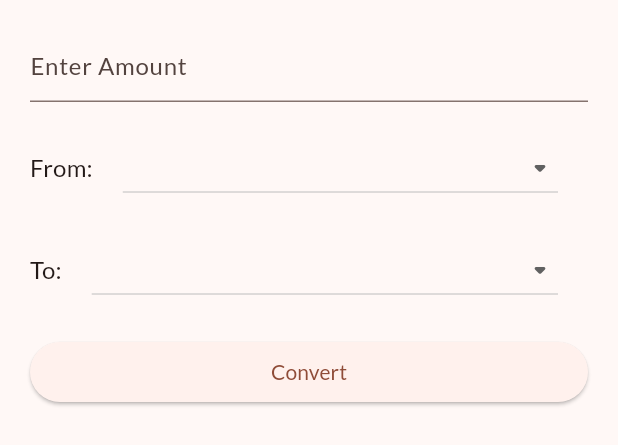
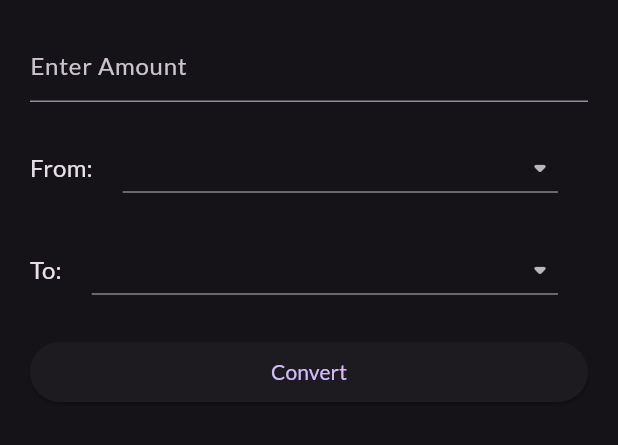
Before and after one commit to saadshd/Flutter-Currency-Converter, a Flutter app: the ConversionCard widget shown alone on an empty page, opened directly with empty values, on a phone screen of 412 x 824 dp. Shown: the top 445 px of the screen. Run offline on Flutter 3.47's test engine with Material 2 defaults, Android fonts, the phone set to English and light mode, and no system bars; network calls fail.

Commit message:
Fixing UI

```diff
--- a/lib/main.dart
+++ b/lib/main.dart
@@ -14,7 +14,8 @@ class MyApp extends StatelessWidget {
       debugShowCheckedModeBanner: false,
       title: 'Currency Convertor',
       theme: ThemeData(
-        colorScheme: ColorScheme.fromSeed(seedColor: Colors.deepOrange),
+        colorScheme: ColorScheme.fromSeed(seedColor: Colors.deepPurple,
+        brightness: Brightness.dark),
         useMaterial3: true,
         fontFamily: 'Lato'
       ),
--- a/lib/utils/utils.dart
+++ b/lib/utils/utils.dart
@@ -8,8 +8,7 @@ class Utils {
       String currencyFinal,
       ) {
     double usdAmount = double.parse(amount) / exchangeRates[currencyBase];
-    String output =
-    (usdAmount * exchangeRates[currencyFinal]).toStringAsFixed(2);
+    String output = (usdAmount * exchangeRates[currencyFinal]).toStringAsFixed(4);
     return output;
   }
 
--- a/lib/view/home_screen.dart
+++ b/lib/view/home_screen.dart
@@ -30,6 +30,7 @@ class _HomeScreenState extends State<HomeScreen> {
   Widget build(BuildContext context) {
     return Scaffold(
       appBar: AppBar(
+        leading: Icon(Icons.currency_exchange),
         title: const Text('Currency Convertor'),
       ),
       body: FutureBuilder<RatesModel>(
--- a/lib/view/widgets/conversion_card.dart
+++ b/lib/view/widgets/conversion_card.dart
@@ -92,6 +92,7 @@ class _ConversionCardState extends State<ConversionCard> {
           Text(
             conversion,
             style: Theme.of(context).textTheme.headlineSmall,
+            textAlign: TextAlign.center,
           ),
         ],
       ),
```
